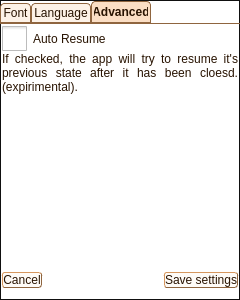
MosheWagner/Orayta-QT, file trunk/Mobile/mobileapp.ui: the form before one commit.
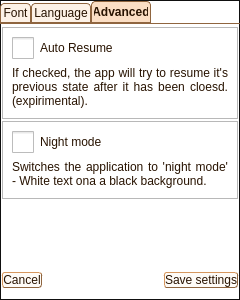
The form after the commit. The open tabs and pages were chosen to show the change. Icons and pictures are not drawn. Custom widgets are drawn as their Qt base class.

Diff of the .ui file:
```diff
--- a/trunk/Mobile/mobileapp.ui
+++ b/trunk/Mobile/mobileapp.ui
@@ -170,8 +170,8 @@
   </property>
   <property name="styleSheet">
    <string notr="true">*::indicator { 
- height: 25 px; 
-width: 25 px;
+ height: 22 px; 
+width: 22 px;
 }
 QFrame {margin: 1 px;}
 
@@ -321,6 +321,7 @@
 
 *::up-arrow{	image: url(:/Icons/arrow-up.png); width: 10px;   height: 10px; }
 *::down-arrow{	image: url(:/Icons/arrow-down.png); width: 10px;   height: 10px;  }
+
 /**::corner{background-color: #F9B06D;}*/
 
 </string>
@@ -4511,7 +4512,11 @@
             <number>1</number>
            </property>
            <item>
-            <layout class="QHBoxLayout" name="horizontalLayout_18">
+            <widget class="QFrame" name="frame">
+             <property name="frameShape">
+              <enum>QFrame::StyledPanel</enum>
+             </property>
+             <layout class="QVBoxLayout" name="verticalLayout_28">
              <item>
               <widget class="QCheckBox" name="autoResumeCKBX">
                <property name="text">
@@ -4519,8 +4524,6 @@
                </property>
               </widget>
              </item>
-            </layout>
-           </item>
            <item>
             <widget class="QLabel" name="label_3">
              <property name="text">
@@ -4535,6 +4538,41 @@
              <property name="wordWrap">
               <bool>true</bool>
              </property>
+               </widget>
+              </item>
+             </layout>
+            </widget>
+           </item>
+           <item>
+            <widget class="QFrame" name="frame">
+             <property name="frameShape">
+              <enum>QFrame::StyledPanel</enum>
+             </property>
+             <layout class="QVBoxLayout" name="verticalLayout_29">
+              <item>
+               <widget class="QCheckBox" name="NightModeCKBX">
+                <property name="text">
+                 <string>Night mode</string>
+                </property>
+               </widget>
+              </item>
+              <item>
+               <widget class="QLabel" name="label_11">
+                <property name="text">
+                 <string>Switches the application to 'night mode' - White text ona a black background.</string>
+                </property>
+                <property name="scaledContents">
+                 <bool>false</bool>
+                </property>
+                <property name="alignment">
+                 <set>Qt::AlignJustify|Qt::AlignVCenter</set>
+                </property>
+                <property name="wordWrap">
+                 <bool>true</bool>
+                </property>
+               </widget>
+              </item>
+             </layout>
             </widget>
            </item>
            <item>
```
Left out of the diff: 38 changed lines with no effect on the pictures. Lines whose indentation alone changed are shown as unchanged.
